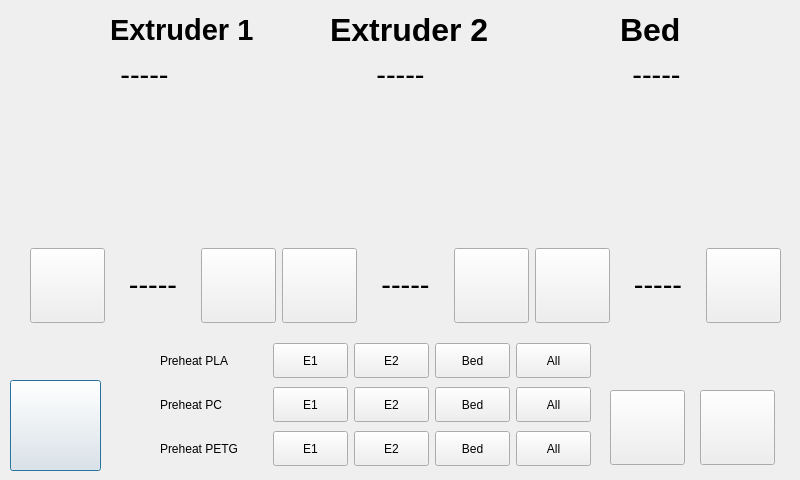
Qt form ClientApp/qt/temperaturewindow.ui (re3Dprinting/touchscreen) before a commit.
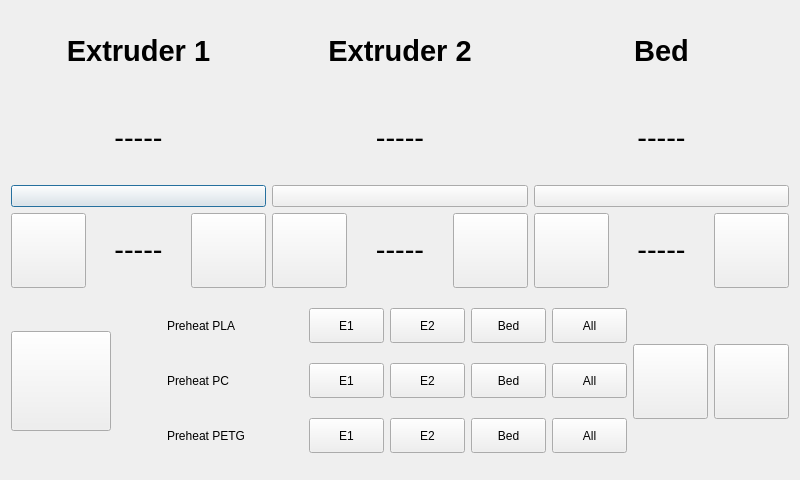
The same form after that commit. Icons and pictures are not drawn.

Commit message: sd files pulled down

What changed in the file:
```diff
--- a/ClientApp/qt/temperaturewindow.ui
+++ b/ClientApp/qt/temperaturewindow.ui
@@ -19,41 +19,295 @@
   <property name="windowTitle">
    <string>TemperatureWindow</string>
   </property>
+  <layout class="QVBoxLayout" name="verticalLayout_5">
+   <item>
+    <layout class="QHBoxLayout" name="horizontalLayout_8">
+     <item>
+      <layout class="QVBoxLayout" name="verticalLayout_4">
+       <item>
   <widget class="QLabel" name="e1label">
-   <property name="geometry">
-    <rect>
-     <x>110</x>
-     <y>0</y>
-     <width>181</width>
-     <height>61</height>
-    </rect>
-   </property>
+         <property name="text">
+          <string>&lt;html&gt;&lt;head/&gt;&lt;body&gt;&lt;p align=&quot;center&quot;&gt;&lt;span style=&quot; font-size:22pt; font-weight:600;&quot;&gt;Extruder 1&lt;/span&gt;&lt;/p&gt;&lt;/body&gt;&lt;/html&gt;</string>
+         </property>
+        </widget>
+       </item>
+       <item>
+        <widget class="QLabel" name="e1temp">
    <property name="text">
-    <string>&lt;html&gt;&lt;head/&gt;&lt;body&gt;&lt;p&gt;&lt;span style=&quot; font-size:22pt; font-weight:600;&quot;&gt;Extruder 1&lt;/span&gt;&lt;/p&gt;&lt;/body&gt;&lt;/html&gt;</string>
-   </property>
-  </widget>
+          <string>&lt;html&gt;&lt;head/&gt;&lt;body&gt;&lt;p align=&quot;center&quot;&gt;&lt;span style=&quot; font-size:22pt;&quot;&gt;-----&lt;/span&gt;&lt;/p&gt;&lt;/body&gt;&lt;/html&gt;</string>
+         </property>
+        </widget>
+       </item>
+       <item>
+        <widget class="QPushButton" name="e1img">
+         <property name="text">
+          <string/>
+         </property>
+         <property name="icon">
+          <iconset>
+           <normaloff>img/nozzleidle.png</normaloff>img/nozzleidle.png</iconset>
+         </property>
+         <property name="iconSize">
+          <size>
+           <width>100</width>
+           <height>100</height>
+          </size>
+         </property>
+        </widget>
+       </item>
+      </layout>
+     </item>
+     <item>
+      <layout class="QVBoxLayout" name="verticalLayout_3">
+       <item>
   <widget class="QLabel" name="e2label">
-   <property name="geometry">
-    <rect>
-     <x>330</x>
-     <y>0</y>
-     <width>191</width>
-     <height>61</height>
-    </rect>
-   </property>
+         <property name="text">
+          <string>&lt;html&gt;&lt;head/&gt;&lt;body&gt;&lt;p align=&quot;center&quot;&gt;&lt;span style=&quot; font-size:22pt; font-weight:600;&quot;&gt;Extruder 2&lt;/span&gt;&lt;/p&gt;&lt;/body&gt;&lt;/html&gt;</string>
+         </property>
+        </widget>
+       </item>
+       <item>
+        <widget class="QLabel" name="e2temp">
    <property name="text">
-    <string>&lt;html&gt;&lt;head/&gt;&lt;body&gt;&lt;p&gt;&lt;span style=&quot; font-size:24pt; font-weight:600;&quot;&gt;Extruder 2&lt;/span&gt;&lt;/p&gt;&lt;/body&gt;&lt;/html&gt;</string>
-   </property>
-  </widget>
+          <string>&lt;html&gt;&lt;head/&gt;&lt;body&gt;&lt;p align=&quot;center&quot;&gt;&lt;span style=&quot; font-size:22pt;&quot;&gt;-----&lt;/span&gt;&lt;/p&gt;&lt;/body&gt;&lt;/html&gt;</string>
+         </property>
+        </widget>
+       </item>
+       <item>
+        <widget class="QPushButton" name="e2img">
+         <property name="text">
+          <string/>
+         </property>
+         <property name="icon">
+          <iconset>
+           <normaloff>img/nozzleidle.png</normaloff>img/nozzleidle.png</iconset>
+         </property>
+         <property name="iconSize">
+          <size>
+           <width>100</width>
+           <height>100</height>
+          </size>
+         </property>
+        </widget>
+       </item>
+      </layout>
+     </item>
+     <item>
+      <layout class="QVBoxLayout" name="verticalLayout_2">
+       <item>
+        <widget class="QLabel" name="bedlabel">
+         <property name="text">
+          <string>&lt;html&gt;&lt;head/&gt;&lt;body&gt;&lt;p align=&quot;center&quot;&gt;&lt;span style=&quot; font-size:22pt; font-weight:600;&quot;&gt;Bed&lt;/span&gt;&lt;/p&gt;&lt;/body&gt;&lt;/html&gt;</string>
+         </property>
+        </widget>
+       </item>
+       <item>
+        <widget class="QLabel" name="bedtemp">
+         <property name="text">
+          <string>&lt;html&gt;&lt;head/&gt;&lt;body&gt;&lt;p align=&quot;center&quot;&gt;&lt;span style=&quot; font-size:22pt;&quot;&gt;-----&lt;/span&gt;&lt;/p&gt;&lt;/body&gt;&lt;/html&gt;</string>
+         </property>
+        </widget>
+       </item>
+       <item>
+        <widget class="QPushButton" name="bedimg">
+         <property name="text">
+          <string/>
+         </property>
+         <property name="icon">
+          <iconset>
+           <normaloff>img/bed_unheated.png</normaloff>img/bed_unheated.png</iconset>
+         </property>
+         <property name="iconSize">
+          <size>
+           <width>100</width>
+           <height>100</height>
+          </size>
+         </property>
+        </widget>
+       </item>
+      </layout>
+     </item>
+    </layout>
+   </item>
+   <item>
+    <layout class="QHBoxLayout" name="horizontalLayout_7">
+     <item>
+      <layout class="QHBoxLayout" name="horizontalLayout_6">
+       <item>
+        <widget class="QPushButton" name="e1neg">
+         <property name="maximumSize">
+          <size>
+           <width>75</width>
+           <height>75</height>
+          </size>
+         </property>
+         <property name="text">
+          <string/>
+         </property>
+         <property name="icon">
+          <iconset>
+           <normaloff>img/downarrow.png</normaloff>img/downarrow.png</iconset>
+         </property>
+         <property name="iconSize">
+          <size>
+           <width>50</width>
+           <height>50</height>
+          </size>
+         </property>
+        </widget>
+       </item>
+       <item>
+        <widget class="QLabel" name="e1set">
+         <property name="text">
+          <string>&lt;html&gt;&lt;head/&gt;&lt;body&gt;&lt;p align=&quot;center&quot;&gt;&lt;span style=&quot; font-size:22pt;&quot;&gt;-----&lt;/span&gt;&lt;/p&gt;&lt;/body&gt;&lt;/html&gt;</string>
+         </property>
+        </widget>
+       </item>
+       <item>
+        <widget class="QPushButton" name="e1pos">
+         <property name="maximumSize">
+          <size>
+           <width>75</width>
+           <height>75</height>
+          </size>
+         </property>
+         <property name="text">
+          <string/>
+         </property>
+         <property name="icon">
+          <iconset>
+           <normaloff>img/uparrow.png</normaloff>img/uparrow.png</iconset>
+         </property>
+         <property name="iconSize">
+          <size>
+           <width>50</width>
+           <height>50</height>
+          </size>
+         </property>
+        </widget>
+       </item>
+      </layout>
+     </item>
+     <item>
+      <layout class="QHBoxLayout" name="horizontalLayout_5">
+       <item>
+        <widget class="QPushButton" name="e2neg">
+         <property name="maximumSize">
+          <size>
+           <width>75</width>
+           <height>75</height>
+          </size>
+         </property>
+         <property name="text">
+          <string/>
+         </property>
+         <property name="icon">
+          <iconset>
+           <normaloff>img/downarrow.png</normaloff>img/downarrow.png</iconset>
+         </property>
+         <property name="iconSize">
+          <size>
+           <width>50</width>
+           <height>50</height>
+          </size>
+         </property>
+        </widget>
+       </item>
+       <item>
+        <widget class="QLabel" name="e2set">
+         <property name="text">
+          <string>&lt;html&gt;&lt;head/&gt;&lt;body&gt;&lt;p align=&quot;center&quot;&gt;&lt;span style=&quot; font-size:22pt;&quot;&gt;-----&lt;/span&gt;&lt;/p&gt;&lt;/body&gt;&lt;/html&gt;</string>
+         </property>
+        </widget>
+       </item>
+       <item>
+        <widget class="QPushButton" name="e2pos">
+         <property name="maximumSize">
+          <size>
+           <width>75</width>
+           <height>75</height>
+          </size>
+         </property>
+         <property name="text">
+          <string/>
+         </property>
+         <property name="icon">
+          <iconset>
+           <normaloff>img/uparrow.png</normaloff>img/uparrow.png</iconset>
+         </property>
+         <property name="iconSize">
+          <size>
+           <width>50</width>
+           <height>50</height>
+          </size>
+         </property>
+        </widget>
+       </item>
+      </layout>
+     </item>
+     <item>
+      <layout class="QHBoxLayout" name="horizontalLayout_4">
+       <item>
+        <widget class="QPushButton" name="bedneg">
+         <property name="maximumSize">
+          <size>
+           <width>75</width>
+           <height>75</height>
+          </size>
+         </property>
+         <property name="text">
+          <string/>
+         </property>
+         <property name="icon">
+          <iconset>
+           <normaloff>img/downarrow.png</normaloff>img/downarrow.png</iconset>
+         </property>
+         <property name="iconSize">
+          <size>
+           <width>50</width>
+           <height>50</height>
+          </size>
+         </property>
+        </widget>
+       </item>
+       <item>
+        <widget class="QLabel" name="bedset">
+         <property name="text">
+          <string>&lt;html&gt;&lt;head/&gt;&lt;body&gt;&lt;p align=&quot;center&quot;&gt;&lt;span style=&quot; font-size:22pt;&quot;&gt;-----&lt;/span&gt;&lt;/p&gt;&lt;/body&gt;&lt;/html&gt;</string>
+         </property>
+        </widget>
+       </item>
+       <item>
+        <widget class="QPushButton" name="bedpos">
+         <property name="maximumSize">
+          <size>
+           <width>75</width>
+           <height>75</height>
+          </size>
+         </property>
+         <property name="text">
+          <string/>
+         </property>
+         <property name="icon">
+          <iconset>
+           <normaloff>img/uparrow.png</normaloff>img/uparrow.png</iconset>
+         </property>
+         <property name="iconSize">
+          <size>
+           <width>50</width>
+           <height>50</height>
+          </size>
+         </property>
+        </widget>
+       </item>
+      </layout>
+     </item>
+    </layout>
+   </item>
+   <item>
+    <layout class="QHBoxLayout" name="NotActivePrinting">
+     <item>
   <widget class="QPushButton" name="Back">
-   <property name="geometry">
-    <rect>
-     <x>10</x>
-     <y>380</y>
-     <width>91</width>
-     <height>91</height>
-    </rect>
-   </property>
    <property name="maximumSize">
     <size>
      <width>100</width>
@@ -74,15 +328,24 @@
     </size>
    </property>
   </widget>
-  <widget class="QWidget" name="layoutWidget">
-   <property name="geometry">
-    <rect>
-     <x>160</x>
-     <y>340</y>
-     <width>431</width>
-     <height>131</height>
-    </rect>
-   </property>
+     </item>
+     <item>
+      <spacer name="horizontalSpacer_5">
+       <property name="orientation">
+        <enum>Qt::Horizontal</enum>
+       </property>
+       <property name="sizeType">
+        <enum>QSizePolicy::Fixed</enum>
+       </property>
+       <property name="sizeHint" stdset="0">
+        <size>
+         <width>50</width>
+         <height>175</height>
+        </size>
+       </property>
+      </spacer>
+     </item>
+     <item>
    <layout class="QVBoxLayout" name="verticalLayout">
     <item>
      <layout class="QHBoxLayout" name="horizontalLayout">
@@ -472,357 +735,9 @@
      </layout>
     </item>
    </layout>
-  </widget>
-  <widget class="QLabel" name="bedlabel">
-   <property name="geometry">
-    <rect>
-     <x>620</x>
-     <y>0</y>
-     <width>81</width>
-     <height>61</height>
-    </rect>
-   </property>
-   <property name="text">
-    <string>&lt;html&gt;&lt;head/&gt;&lt;body&gt;&lt;p&gt;&lt;span style=&quot; font-size:24pt; font-weight:600;&quot;&gt;Bed&lt;/span&gt;&lt;/p&gt;&lt;/body&gt;&lt;/html&gt;</string>
-   </property>
-  </widget>
-  <widget class="QLabel" name="e2img">
-   <property name="geometry">
-    <rect>
-     <x>340</x>
-     <y>100</y>
-     <width>131</width>
-     <height>131</height>
-    </rect>
-   </property>
-   <property name="text">
-    <string/>
-   </property>
-   <property name="pixmap">
-    <pixmap>img/nozzle2.png</pixmap>
-   </property>
-   <property name="scaledContents">
-    <bool>true</bool>
-   </property>
-  </widget>
-  <widget class="QLabel" name="e1img">
-   <property name="geometry">
-    <rect>
-     <x>100</x>
-     <y>100</y>
-     <width>131</width>
-     <height>131</height>
-    </rect>
-   </property>
-   <property name="text">
-    <string/>
-   </property>
-   <property name="pixmap">
-    <pixmap>img/nozzle2.png</pixmap>
-   </property>
-   <property name="scaledContents">
-    <bool>true</bool>
-   </property>
-  </widget>
-  <widget class="QLabel" name="bedimg">
-   <property name="geometry">
-    <rect>
-     <x>590</x>
-     <y>100</y>
-     <width>131</width>
-     <height>131</height>
-    </rect>
-   </property>
-   <property name="text">
-    <string/>
-   </property>
-   <property name="pixmap">
-    <pixmap>img/bed_unheated.png</pixmap>
-   </property>
-   <property name="scaledContents">
-    <bool>true</bool>
-   </property>
-  </widget>
-  <widget class="QWidget" name="layoutWidget">
-   <property name="geometry">
-    <rect>
-     <x>30</x>
-     <y>240</y>
-     <width>751</width>
-     <height>91</height>
-    </rect>
-   </property>
-   <layout class="QHBoxLayout" name="horizontalLayout_7">
-    <item>
-     <layout class="QHBoxLayout" name="horizontalLayout_6">
-      <item>
-       <widget class="QPushButton" name="e1neg">
-        <property name="maximumSize">
-         <size>
-          <width>75</width>
-          <height>75</height>
-         </size>
-        </property>
-        <property name="text">
-         <string/>
-        </property>
-        <property name="icon">
-         <iconset>
-          <normaloff>img/downarrow.png</normaloff>img/downarrow.png</iconset>
-        </property>
-        <property name="iconSize">
-         <size>
-          <width>50</width>
-          <height>50</height>
-         </size>
-        </property>
-       </widget>
       </item>
       <item>
-       <widget class="QLabel" name="e1set">
-        <property name="text">
-         <string>&lt;html&gt;&lt;head/&gt;&lt;body&gt;&lt;p align=&quot;center&quot;&gt;&lt;span style=&quot; font-size:22pt;&quot;&gt;-----&lt;/span&gt;&lt;/p&gt;&lt;/body&gt;&lt;/html&gt;</string>
-        </property>
-       </widget>
-      </item>
-      <item>
-       <widget class="QPushButton" name="e1pos">
-        <property name="maximumSize">
-         <size>
-          <width>75</width>
-          <height>75</height>
-         </size>
-        </property>
-        <property name="text">
-         <string/>
-        </property>
-        <property name="icon">
-         <iconset>
-          <normaloff>img/uparrow.png</normaloff>img/uparrow.png</iconset>
-        </property>
-        <property name="iconSize">
-         <size>
-          <width>50</width>
-          <height>50</height>
-         </size>
-        </property>
-       </widget>
-      </item>
-     </layout>
-    </item>
-    <item>
-     <layout class="QHBoxLayout" name="horizontalLayout_5">
-      <item>
-       <widget class="QPushButton" name="e2neg">
-        <property name="maximumSize">
-         <size>
-          <width>75</width>
-          <height>75</height>
-         </size>
-        </property>
-        <property name="text">
-         <string/>
-        </property>
-        <property name="icon">
-         <iconset>
-          <normaloff>img/downarrow.png</normaloff>img/downarrow.png</iconset>
-        </property>
-        <property name="iconSize">
-         <size>
-          <width>50</width>
-          <height>50</height>
-         </size>
-        </property>
-       </widget>
-      </item>
-      <item>
-       <widget class="QLabel" name="e2set">
-        <property name="text">
-         <string>&lt;html&gt;&lt;head/&gt;&lt;body&gt;&lt;p align=&quot;center&quot;&gt;&lt;span style=&quot; font-size:22pt;&quot;&gt;-----&lt;/span&gt;&lt;/p&gt;&lt;/body&gt;&lt;/html&gt;</string>
-        </property>
-       </widget>
-      </item>
-      <item>
-       <widget class="QPushButton" name="e2pos">
-        <property name="maximumSize">
-         <size>
-          <width>75</width>
-          <height>75</height>
-         </size>
-        </property>
-        <property name="text">
-         <string/>
-        </property>
-        <property name="icon">
-         <iconset>
-          <normaloff>img/uparrow.png</normaloff>img/uparrow.png</iconset>
-        </property>
-        <property name="iconSize">
-         <size>
-          <width>50</width>
-          <height>50</height>
-         </size>
-        </property>
-       </widget>
-      </item>
-     </layout>
-    </item>
-    <item>
-     <layout class="QHBoxLayout" name="horizontalLayout_4">
-      <item>
-       <widget class="QPushButton" name="bedneg">
-        <property name="maximumSize">
-         <size>
-          <width>75</width>
-          <height>75</height>
-         </size>
-        </property>
-        <property name="text">
-         <string/>
-        </property>
-        <property name="icon">
-         <iconset>
-          <normaloff>img/downarrow.png</normaloff>img/downarrow.png</iconset>
-        </property>
-        <property name="iconSize">
-         <size>
-          <width>50</width>
-          <height>50</height>
-         </size>
-        </property>
-       </widget>
-      </item>
-      <item>
-       <widget class="QLabel" name="bedset">
-        <property name="text">
-         <string>&lt;html&gt;&lt;head/&gt;&lt;body&gt;&lt;p align=&quot;center&quot;&gt;&lt;span style=&quot; font-size:22pt;&quot;&gt;-----&lt;/span&gt;&lt;/p&gt;&lt;/body&gt;&lt;/html&gt;</string>
-        </property>
-       </widget>
-      </item>
-      <item>
-       <widget class="QPushButton" name="bedpos">
-        <property name="maximumSize">
-         <size>
-          <width>75</width>
-          <height>75</height>
-         </size>
-        </property>
-        <property name="text">
-         <string/>
-        </property>
-        <property name="icon">
-         <iconset>
-          <normaloff>img/uparrow.png</normaloff>img/uparrow.png</iconset>
-        </property>
-        <property name="iconSize">
-         <size>
-          <width>50</width>
-          <height>50</height>
-         </size>
-        </property>
-       </widget>
-      </item>
-     </layout>
-    </item>
-   </layout>
-  </widget>
-  <widget class="QWidget" name="layoutWidget">
-   <property name="geometry">
-    <rect>
-     <x>120</x>
-     <y>50</y>
-     <width>561</width>
-     <height>51</height>
-    </rect>
-   </property>
-   <layout class="QHBoxLayout" name="horizontalLayout_8">
-    <item>
-     <widget class="QLabel" name="e1temp">
-      <property name="text">
-       <string>&lt;html&gt;&lt;head/&gt;&lt;body&gt;&lt;p align=&quot;center&quot;&gt;&lt;span style=&quot; font-size:22pt;&quot;&gt;-----&lt;/span&gt;&lt;/p&gt;&lt;/body&gt;&lt;/html&gt;</string>
-      </property>
-     </widget>
-    </item>
-    <item>
-     <spacer name="horizontalSpacer">
-      <property name="orientation">
-       <enum>Qt::Horizontal</enum>
-      </property>
-      <property name="sizeHint" stdset="0">
-       <size>
-        <width>40</width>
-        <height>20</height>
-       </size>
-      </property>
-     </spacer>
-    </item>
-    <item>
-     <widget class="QLabel" name="e2temp">
-      <property name="text">
-       <string>&lt;html&gt;&lt;head/&gt;&lt;body&gt;&lt;p align=&quot;center&quot;&gt;&lt;span style=&quot; font-size:22pt;&quot;&gt;-----&lt;/span&gt;&lt;/p&gt;&lt;/body&gt;&lt;/html&gt;</string>
-      </property>
-     </widget>
-    </item>
-    <item>
-     <spacer name="horizontalSpacer_2">
-      <property name="orientation">
-       <enum>Qt::Horizontal</enum>
-      </property>
-      <property name="sizeHint" stdset="0">
-       <size>
-        <width>40</width>
-        <height>20</height>
-       </size>
-      </property>
-     </spacer>
-    </item>
-    <item>
-     <widget class="QLabel" name="bedtemp">
-      <property name="text">
-       <string>&lt;html&gt;&lt;head/&gt;&lt;body&gt;&lt;p align=&quot;center&quot;&gt;&lt;span style=&quot; font-size:22pt;&quot;&gt;-----&lt;/span&gt;&lt;/p&gt;&lt;/body&gt;&lt;/html&gt;</string>
-      </property>
-     </widget>
-    </item>
-   </layout>
-  </widget>
-  <widget class="QPushButton" name="CoolDown">
-   <property name="geometry">
-    <rect>
-     <x>700</x>
-     <y>390</y>
-     <width>75</width>
-     <height>75</height>
-    </rect>
-   </property>
-   <property name="maximumSize">
-    <size>
-     <width>75</width>
-     <height>75</height>
-    </size>
-   </property>
-   <property name="text">
-    <string/>
-   </property>
-   <property name="icon">
-    <iconset>
-     <normaloff>img/cooldown.png</normaloff>img/cooldown.png</iconset>
-   </property>
-   <property name="iconSize">
-    <size>
-     <width>65</width>
-     <height>65</height>
-    </size>
-   </property>
-  </widget>
   <widget class="QPushButton" name="Fan">
-   <property name="geometry">
-    <rect>
-     <x>610</x>
-     <y>390</y>
-     <width>75</width>
-     <height>75</height>
-    </rect>
-   </property>
    <property name="maximumSize">
     <size>
      <width>75</width>
@@ -843,6 +758,33 @@
     </size>
    </property>
   </widget>
+     </item>
+     <item>
+      <widget class="QPushButton" name="CoolDown">
+       <property name="maximumSize">
+        <size>
+         <width>75</width>
+         <height>75</height>
+        </size>
+       </property>
+       <property name="text">
+        <string/>
+       </property>
+       <property name="icon">
+        <iconset>
+         <normaloff>img/cooldown.png</normaloff>img/cooldown.png</iconset>
+       </property>
+       <property name="iconSize">
+        <size>
+         <width>65</width>
+         <height>65</height>
+        </size>
+       </property>
+      </widget>
+     </item>
+    </layout>
+   </item>
+  </layout>
  </widget>
  <resources/>
  <connections/>
```
Lines whose indentation alone changed are shown as unchanged. The commit also changes 10 other files.
